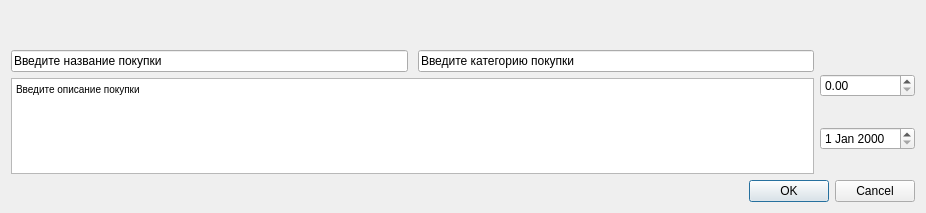
Old version of the form ui/item_action.ui in the repository Jesusya-26/notebook.
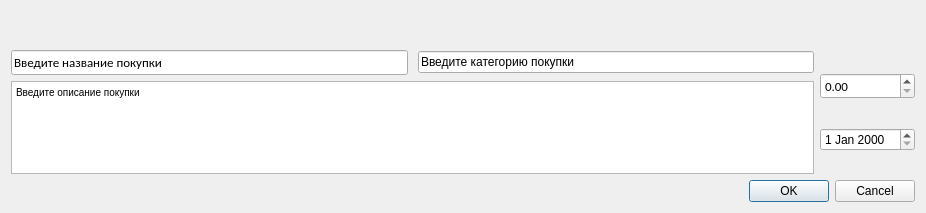
New version of the form.

```diff
--- a/ui/item_action.ui
+++ b/ui/item_action.ui
@@ -63,6 +63,12 @@
            </property>
            <item>
             <widget class="QLineEdit" name="name_line">
+             <property name="font">
+              <font>
+               <family>Calibri</family>
+               <pointsize>10</pointsize>
+              </font>
+             </property>
              <property name="text">
               <string>Введите название покупки</string>
              </property>
@@ -102,7 +108,14 @@
           <number>0</number>
          </property>
          <item>
-          <widget class="QDoubleSpinBox" name="price_line"/>
+          <widget class="QDoubleSpinBox" name="price_line">
+           <property name="font">
+            <font>
+             <family>Calibri</family>
+             <pointsize>10</pointsize>
+            </font>
+           </property>
+          </widget>
          </item>
          <item>
           <widget class="QDateEdit" name="date_line">
```
